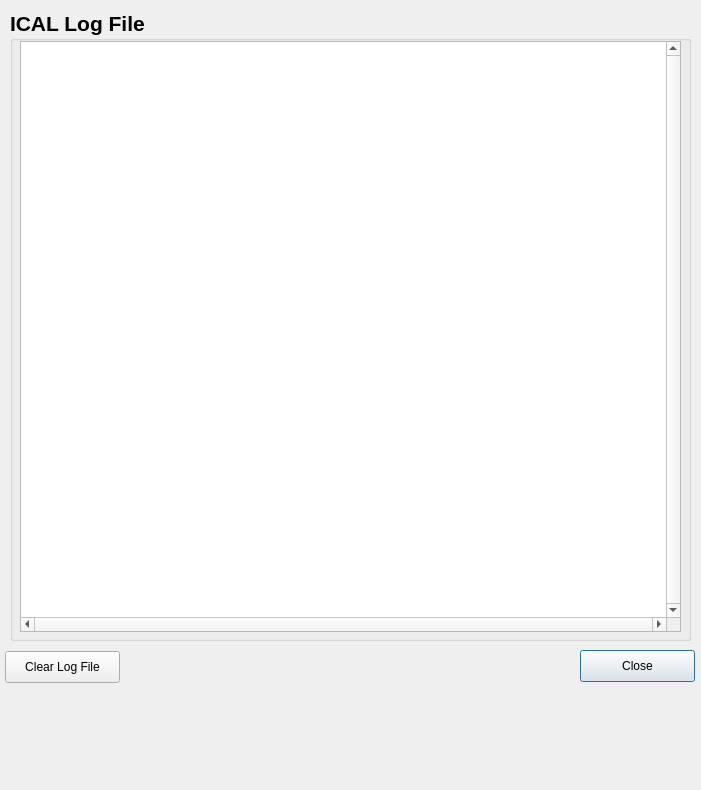
ProjectIDA/ical, file gui/logview_dlg.ui: the form before one commit.
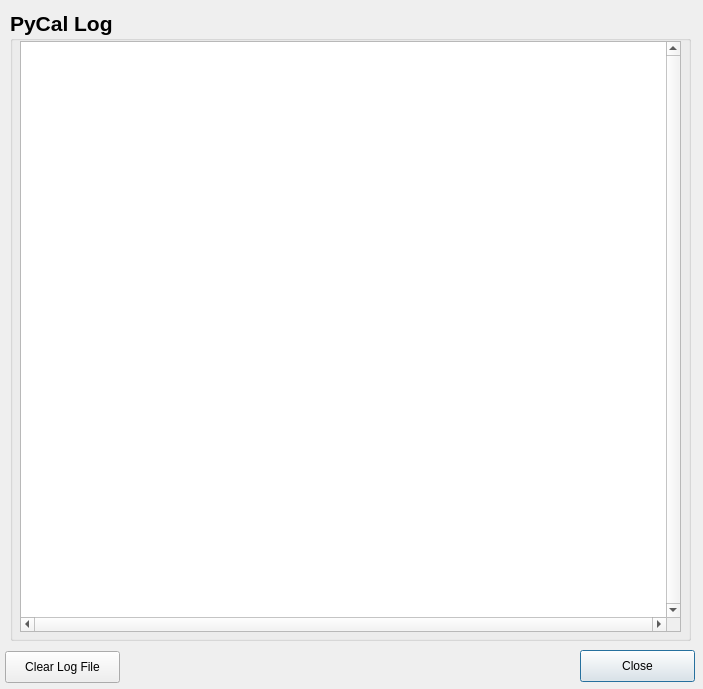
The form after the commit.

What changed in the file:
```diff
--- a/gui/logview_dlg.ui
+++ b/gui/logview_dlg.ui
@@ -6,10 +6,22 @@
    <rect>
     <x>0</x>
     <y>0</y>
-    <width>701</width>
-    <height>790</height>
+    <width>703</width>
+    <height>689</height>
    </rect>
   </property>
+  <property name="minimumSize">
+   <size>
+    <width>703</width>
+    <height>689</height>
+   </size>
+  </property>
+  <property name="maximumSize">
+   <size>
+    <width>703</width>
+    <height>68915</height>
+   </size>
+  </property>
   <property name="windowTitle">
    <string>ICAL Log Viewer</string>
   </property>
@@ -39,7 +51,7 @@
     </font>
    </property>
    <property name="title">
-    <string>ICAL Log File</string>
+    <string>PyCal Log</string>
    </property>
    <widget class="QPlainTextEdit" name="logPTE">
     <property name="geometry">
```
Left out of the diff: 2 changed lines with no effect on the pictures.
